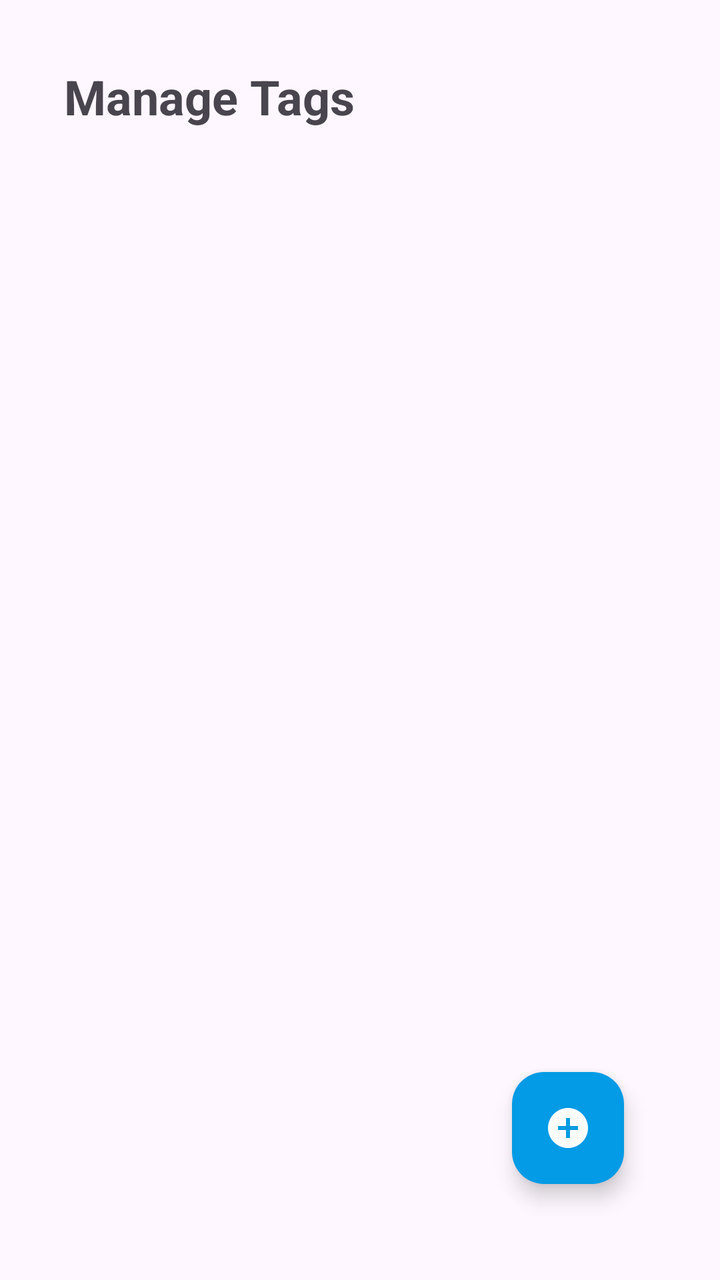
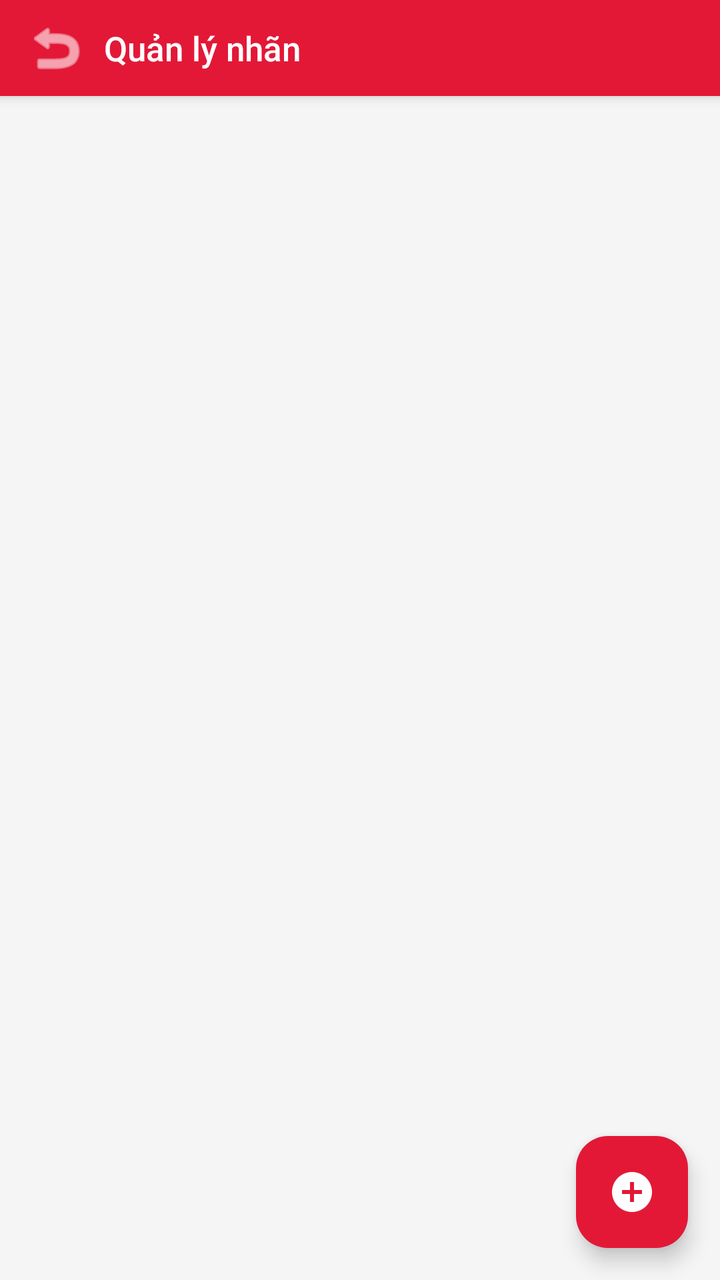

The first picture is an Android layout as it rendered before a commit; the second is the same layout after the commit. The layout source and the unified diff follow.
<!-- AndroidManifest.xml: application theme Theme.TodoApp -->
<!-- res/layout/activity_tags.xml -->
<?xml version="1.0" encoding="utf-8"?>
<androidx.constraintlayout.widget.ConstraintLayout xmlns:android="http://schemas.android.com/apk/res/android"
    xmlns:app="http://schemas.android.com/apk/res-auto"
    android:layout_width="match_parent"
    android:layout_height="match_parent"
    android:padding="32dp">

    <TextView
        android:id="@+id/tvHeader"
        android:layout_width="wrap_content"
        android:layout_height="wrap_content"
        android:text="Manage Tags"
        android:textSize="24sp"
        android:textStyle="bold"
        app:layout_constraintStart_toStartOf="parent"
        app:layout_constraintTop_toTopOf="parent" />

    <androidx.recyclerview.widget.RecyclerView
        android:id="@+id/rvTags"
        android:layout_width="0dp"
        android:layout_height="0dp"
        android:layout_marginTop="16dp"
        app:layout_constraintBottom_toBottomOf="parent"
        app:layout_constraintEnd_toEndOf="parent"
        app:layout_constraintStart_toStartOf="parent"
        app:layout_constraintTop_toBottomOf="@id/tvHeader" />

    <com.google.android.material.floatingactionbutton.FloatingActionButton
        android:id="@+id/fabAddTag"
        android:layout_width="wrap_content"
        android:layout_height="wrap_content"
        android:layout_margin="16dp"
        android:src="@drawable/ic_add"
        app:tint="@color/white"
        app:backgroundTint="@color/light_blue_600"
        android:contentDescription="Add Tag"
        app:layout_constraintBottom_toBottomOf="parent"
        app:layout_constraintEnd_toEndOf="parent" />

</androidx.constraintlayout.widget.ConstraintLayout>
<!-- resources referenced by this layout -->
<resources>
  <color name="light_blue_600">#FF039BE5</color>
  <color name="white">#FFFFFFFF</color>
  <!-- drawable ic_add (drawable) -->
  <vector xmlns:android="http://schemas.android.com/apk/res/android" android:height="24dp" android:tint="#0DC7D0" android:viewportHeight="24" android:viewportWidth="24" android:width="24dp">
        
      <path android:fillColor="@android:color/white" android:pathData="M12,2C6.48,2 2,6.48 2,12s4.48,10 10,10 10,-4.48 10,-10S17.52,2 12,2zM17,13h-4v4h-2v-4L7,13v-2h4L11,7h2v4h4v2z"/>
      
  </vector>
  <style name="Theme.TodoApp" parent="Base.Theme.TodoApp">
          
          <item name="android:windowOptOutEdgeToEdgeEnforcement" tools:targetApi="35">true</item>
      </style>
  <style name="Base.Theme.TodoApp" parent="Theme.Material3.DayNight.NoActionBar">
          
          
      </style>
</resources>

<!-- the commit's change to res/layout/activity_tags.xml (unified diff, before → after) -->
@@ -1,40 +1,67 @@
 <?xml version="1.0" encoding="utf-8"?>
-<androidx.constraintlayout.widget.ConstraintLayout xmlns:android="http://schemas.android.com/apk/res/android"
+<LinearLayout xmlns:android="http://schemas.android.com/apk/res/android"
     xmlns:app="http://schemas.android.com/apk/res-auto"
     android:layout_width="match_parent"
     android:layout_height="match_parent"
-    android:padding="32dp">
+    android:background="@color/surface"
+    android:orientation="vertical">
 
-    <TextView
-        android:id="@+id/tvHeader"
-        android:layout_width="wrap_content"
+    
+    <LinearLayout
+        android:id="@+id/appBar"
+        android:layout_width="match_parent"
         android:layout_height="wrap_content"
-        android:text="Manage Tags"
-        android:textSize="24sp"
-        android:textStyle="bold"
-        app:layout_constraintStart_toStartOf="parent"
-        app:layout_constraintTop_toTopOf="parent" />
+        android:background="@color/hust_red"
+        android:elevation="4dp"
+        android:gravity="center_vertical"
+        android:orientation="horizontal"
+        android:paddingStart="4dp"
+        android:paddingEnd="16dp">
 
-    <androidx.recyclerview.widget.RecyclerView
-        android:id="@+id/rvTags"
-        android:layout_width="0dp"
+        <ImageButton
+            android:id="@+id/btnBack"
+            android:layout_width="48dp"
+            android:layout_height="48dp"
+            android:background="?android:attr/selectableItemBackgroundBorderless"
+            android:contentDescription="Back"
+            android:src="@android:drawable/ic_menu_revert"
+            app:tint="#FFFFFF" />
+
+        <TextView
+            android:layout_width="0dp"
+            android:layout_height="wrap_content"
+            android:layout_weight="1"
+            android:fontFamily="sans-serif-medium"
+            android:text="Quản lý nhãn"
+            android:textColor="#FFFFFF"
+            android:textSize="17sp" />
+    </LinearLayout>
+
+    
+    <FrameLayout
+        android:layout_width="match_parent"
         android:layout_height="0dp"
-        android:layout_marginTop="16dp"
-        app:layout_constraintBottom_toBottomOf="parent"
-        app:layout_constraintEnd_toEndOf="parent"
-        app:layout_constraintStart_toStartOf="parent"
-        app:layout_constraintTop_toBottomOf="@id/tvHeader" />
+        android:layout_weight="1">
 
-    <com.google.android.material.floatingactionbutton.FloatingActionButton
-        android:id="@+id/fabAddTag"
-        android:layout_width="wrap_content"
-        android:layout_height="wrap_content"
-        android:layout_margin="16dp"
-        android:src="@drawable/ic_add"
-        app:tint="@color/white"
-        app:backgroundTint="@color/light_blue_600"
-        android:contentDescription="Add Tag"
-        app:layout_constraintBottom_toBottomOf="parent"
-        app:layout_constraintEnd_toEndOf="parent" />
+        <androidx.recyclerview.widget.RecyclerView
+            android:id="@+id/rvTags"
+            android:layout_width="match_parent"
+            android:layout_height="match_parent"
+            android:clipToPadding="false"
+            android:paddingHorizontal="12dp"
+            android:paddingTop="8dp"
+            android:paddingBottom="80dp" />
 
-</androidx.constraintlayout.widget.ConstraintLayout>
+        <com.google.android.material.floatingactionbutton.FloatingActionButton
+            android:id="@+id/fabAddTag"
+            android:layout_width="wrap_content"
+            android:layout_height="wrap_content"
+            android:layout_gravity="bottom|end"
+            android:layout_margin="16dp"
+            android:contentDescription="Add Tag"
+            android:src="@drawable/ic_add"
+            app:backgroundTint="@color/hust_red"
+            app:tint="@color/white" />
+    </FrameLayout>
+
+</LinearLayout>
<!-- resource entries referenced after the edit -->
@@ -1,6 +1,7 @@
 <!-- resources referenced by this layout -->
 <resources>
-  <color name="light_blue_600">#FF039BE5</color>
+  <color name="hust_red">#E31837</color>
+  <color name="surface">#F5F5F5</color>
   <color name="white">#FFFFFFFF</color>
   <!-- drawable ic_add (drawable) -->
   <vector xmlns:android="http://schemas.android.com/apk/res/android" android:height="24dp" android:tint="#0DC7D0" android:viewportHeight="24" android:viewportWidth="24" android:width="24dp">
@@ -9,12 +10,21 @@
       
   </vector>
   <style name="Theme.TodoApp" parent="Base.Theme.TodoApp">
-          
           <item name="android:windowOptOutEdgeToEdgeEnforcement" tools:targetApi="35">true</item>
       </style>
   <style name="Base.Theme.TodoApp" parent="Theme.Material3.DayNight.NoActionBar">
-          
-          
+          <item name="colorPrimary">@color/hust_red</item>
+          <item name="colorOnPrimary">@color/white</item>
+          <item name="colorPrimaryContainer">@color/hust_red_light</item>
+          <item name="colorOnPrimaryContainer">@color/hust_red_dark</item>
+          <item name="colorSecondary">@color/hust_red_dark</item>
+          <item name="colorOnSecondary">@color/white</item>
+          <item name="colorSurface">@color/white</item>
+          <item name="colorOnSurface">@color/text_primary</item>
+          <item name="android:colorBackground">@color/surface</item>
       </style>
+  <color name="hust_red_light">#FFEBEE</color>
+  <color name="hust_red_dark">#A81020</color>
+  <color name="text_primary">#1A1A1A</color>
 </resources>
 
